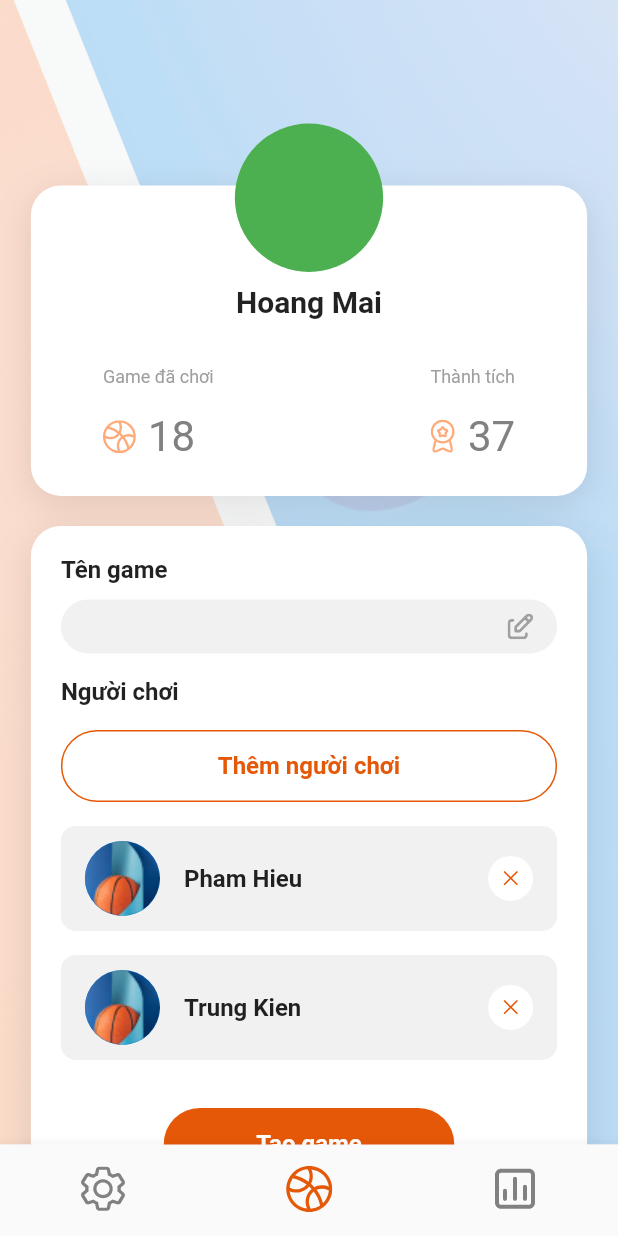
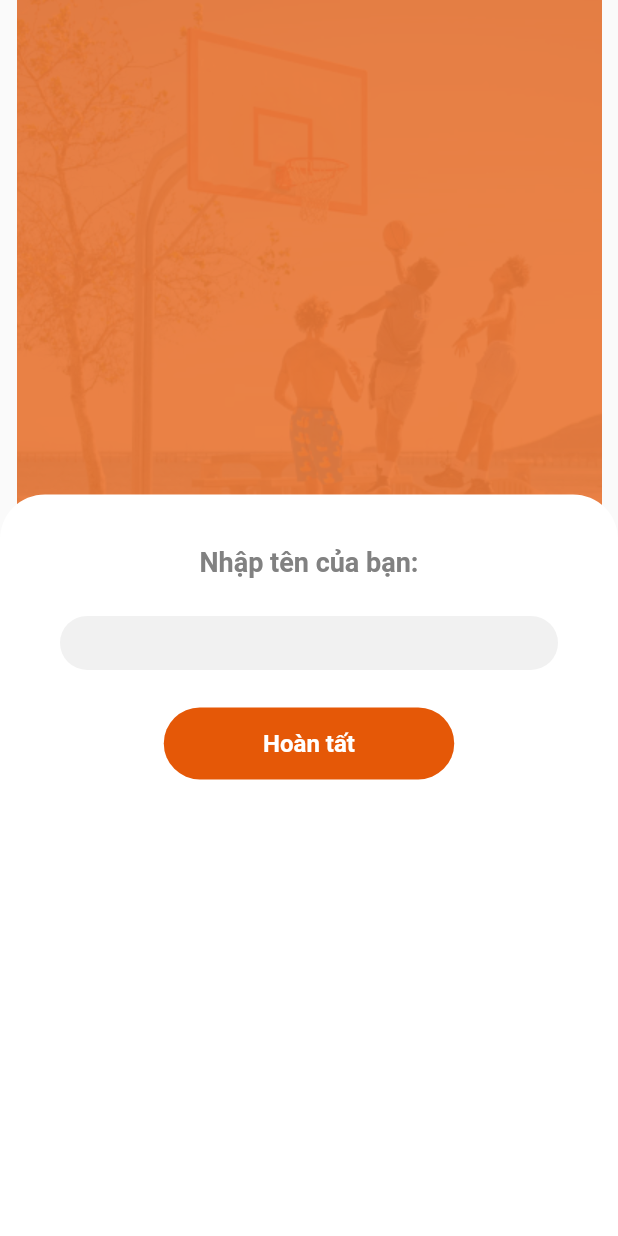
Before and after one commit to hieuruoi7797/lovetheball, a Flutter app: the screen it shows after launch, on a phone screen of 412 x 824 dp. Run offline on Flutter 3.47's test engine with Material 2 defaults, Android fonts, the phone set to English and light mode, and no system bars; our stand-ins replace flutter_svg, rxdart.

Commit message:
update bloc structure for create players

```diff
--- a/lib/constants/api_paths.dart
+++ b/lib/constants/api_paths.dart
@@ -1 +1,2 @@
 const String MATCHES = '/matches';
+const String PLAYERS = '/users';
--- a/lib/src/app.dart
+++ b/lib/src/app.dart
@@ -1,4 +1,6 @@
 import 'package:flutter/material.dart';
+import 'package:splat_record/src/blocs/match_bloc_provider.dart';
+import 'package:splat_record/src/ui/player_creator.dart';
 import 'ui/home.dart';
 
 class MyApp extends StatelessWidget {
@@ -9,12 +11,20 @@ class MyApp extends StatelessWidget {
   Widget build(BuildContext context) {
     return MaterialApp(
       title: 'Flutter Demo',
+
       theme: ThemeData(
           primaryColor: const Color(0xFFE55807),
           primaryColorLight: const Color(0xFFE55807),
           primaryIconTheme: const IconThemeData(color: Color(0xFFE55807)),
+          bottomSheetTheme: BottomSheetThemeData(
+              backgroundColor: Colors.black.withOpacity(0),
+        ),
       ),
-      home: const MyHomePage(title: 'Flutter Demo Home Page'),
+      routes: {
+        '/': (context) => PlayerCreatorScreen(),
+        '/home': (context) => MyHomePage(),
+      },
+      // home: const MyHomePage(),
     );
   }
 }
--- a/lib/src/blocs/match_bloc.dart
+++ b/lib/src/blocs/match_bloc.dart
@@ -33,4 +33,4 @@ class MatchBloc {
   }
 
 }
-final bloc = MatchBloc();
+final matchBloc = MatchBloc();
--- a/lib/src/ui/home.dart
+++ b/lib/src/ui/home.dart
@@ -2,15 +2,14 @@ import 'package:flutter/cupertino.dart';
 import 'package:flutter/material.dart';
 import 'package:flutter/services.dart';
 import 'package:flutter_svg/flutter_svg.dart';
+import 'package:splat_record/src/blocs/match_bloc.dart';
 import 'package:splat_record/widgets_common/user_name_card.dart';
 import '../../constants/ui_styles.dart';
-import '../blocs/match_bloc.dart';
 
 class MyHomePage extends StatefulWidget {
-  const MyHomePage({super.key, required this.title});
+  const MyHomePage({super.key});
 
 
-  final String title;
 
   @override
   State<MyHomePage> createState() => _MyHomePageState();
@@ -20,16 +19,17 @@ class _MyHomePageState extends State<MyHomePage> {
 
   TextEditingController nameController = TextEditingController();
 
+
   @override
   void initState() {
     // TODO: implement initState
     super.initState();
-    bloc.changeStatus("preparing");
+    matchBloc.changeStatus("preparing");
   }
 
   @override
   void dispose() {
-    bloc.dispose();
+    matchBloc.dispose();
     super.dispose();
   }
 
@@ -50,9 +50,8 @@ class _MyHomePageState extends State<MyHomePage> {
 
       ),
       body: StreamBuilder(
-        stream: bloc.status,
+        stream: matchBloc.status,
         builder: (context, AsyncSnapshot<String> snapshot) {
-          // bloc.changeStatus("preparing");
           if (snapshot.data == "preparing") {
             return Container(
               width: MediaQuery
@@ -313,7 +312,7 @@ class _MyHomePageState extends State<MyHomePage> {
                             ),
                             gap_default,
                             GestureDetector(
-                              onTap: () => bloc.createMatch(
+                              onTap: () => matchBloc.createMatch(
                                   context: context,
                                   name: nameController.text,
                                   location: "ABCD",
--- /dev/null
+++ b/lib/src/ui/player_creator.dart
@@ -0,0 +1,135 @@
+import 'package:flutter/cupertino.dart';
+import 'package:flutter/material.dart';
+import 'package:http/http.dart';
+import 'package:splat_record/src/blocs/player_creator_bloc.dart';
+
+import '../../constants/ui_styles.dart';
+
+class PlayerCreatorScreen extends StatefulWidget {
+  const PlayerCreatorScreen();
+
+  @override
+  State<StatefulWidget> createState() => _PlayerCreatorState();
+}
+
+class _PlayerCreatorState extends State<PlayerCreatorScreen> {
+  TextEditingController playerNameController = TextEditingController();
+
+  @override
+  void initState() {
+    // TODO: implement initState
+    super.initState();
+    playerBloc.changeStatus("landed");
+  }
+
+  @override
+  void dispose() {
+    playerBloc.dispose();
+    super.dispose();
+  }
+
+  @override
+  Widget build(BuildContext context) {
+    return StreamBuilder(
+      stream: playerBloc.status,
+      builder: (context, snapshot) {
+        return Scaffold(
+            bottomSheet: BottomSheet(
+                onClosing: () => {},
+                enableDrag: false,
+                backgroundColor: Colors.transparent,
+                builder: (BuildContext context) {
+                  return Container(
+                    height: MediaQuery.of(context).size.height * 0.6,
+                    width: MediaQuery.of(context).size.width,
+                    padding: const EdgeInsets.only(
+                      top: 35,
+                      left: 40,
+                      right: 40,
+                    ),
+                    decoration: const BoxDecoration(
+                      color: Colors.white,
+                      borderRadius: BorderRadius.only(
+                          topRight: Radius.circular(30),
+                          topLeft: Radius.circular(30)),
+                    ),
+                    child: Column(
+                      children: [
+                        const Text(
+                          "Nhập tên của bạn:",
+                          style: TextStyle(
+                              fontSize: 18,
+                              color: Color(0xFF818181),
+                              fontWeight: FontWeight.w600),
+                        ),
+                        Container(
+                          margin: const EdgeInsets.only(top: 25, bottom: 25),
+                          height: 36,
+                          child: TextField(
+                            controller: playerNameController,
+                            style: TextStyle(fontSize: 14),
+                            decoration: InputDecoration(
+                              contentPadding: const EdgeInsets.symmetric(
+                                  vertical: 10, horizontal: 16),
+                              border: OutlineInputBorder(
+                                borderRadius: BorderRadius.circular(50.0),
+                                borderSide: const BorderSide(
+                                  width: 0,
+                                  style: BorderStyle.none,
+                                ),
+                              ),
+                              suffixIconConstraints: BoxConstraints(
+                                maxWidth: 50,
+                                maxHeight: 50,
+                              ),
+                              filled: true,
+                              fillColor: Color(0xFFF1F1F1),
+                            ),
+                          ),
+                        ),
+                        Center(
+                          child: GestureDetector(
+                            onTap: () {
+                              playerBloc.createPlayer(
+                                  context: context,
+                                  name: playerNameController.text);
+                            },
+                            child: Container(
+                              width: MediaQuery.of(context).size.width * 0.47,
+                              height: 48,
+                              decoration: BoxDecoration(
+                                  color: color_main,
+                                  borderRadius: BorderRadius.circular(50)),
+                              child: Center(
+                                child: Text(
+                                  "Hoàn tất",
+                                  style: TextStyle(
+                                      color: Colors.white,
+                                      fontSize: 16,
+                                      fontWeight: FontWeight.w600),
+                                ),
+                              ),
+                            ),
+                          ),
+                        ),
+                      ],
+                    ),
+                  );
+                }),
+            body: FutureBuilder(
+                future: playerBloc.statusHandler(context, snapshot),
+                builder: (context, statusSnapShot) {
+                  return Container(
+                    width: MediaQuery.of(context).size.width,
+                    height: MediaQuery.of(context).size.height,
+                    decoration: const BoxDecoration(
+                        image: DecorationImage(
+                            image: AssetImage(
+                                'assets/png_images/background_player_creator.png'),
+                            alignment: Alignment.topCenter)),
+                  );
+                }));
+      }
+    );
+  }
+}
```
Also changed, not shown: lib/src/blocs/match_bloc_provider.dart (added, +20 -0 lines), lib/src/blocs/player_creator_bloc.dart (added, +63 -0 lines), lib/src/resources/player_api_provider.dart (added, +31 -0 lines), lib/src/resources/repository.dart (+10 -0 lines), lib/widgets_common/loading.dart (+33 -4 lines), assets/png_images/background_player_creator.png (added).
